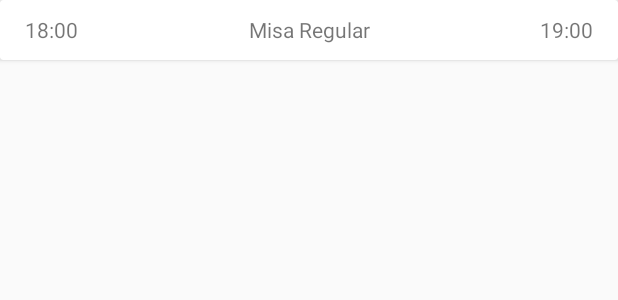
After one commit to phyros1407/Parroquia, an Android app: the layout horarios_lista.xml on its own in the app's theme, with its tools: preview values and no code run, on a phone screen of 412 x 824 dp. The commit adds this screen. Shown: the top 300 px of the screen. Run offline under Robolectric (Android 15) with nearby library versions, the phone set to English and light mode, and no system bars; network calls fail.

Commit message:
commit 15

```diff
--- a/app/src/main/java/com/vfconsulting/barbieri/parroquia/Adapters/ActividadAdapter.java
+++ b/app/src/main/java/com/vfconsulting/barbieri/parroquia/Adapters/ActividadAdapter.java
@@ -1,6 +1,7 @@
 package com.vfconsulting.barbieri.parroquia.Adapters;
 
 import android.support.v7.widget.RecyclerView;
+import android.util.Log;
 import android.view.LayoutInflater;
 import android.view.View;
 import android.view.ViewGroup;
@@ -37,7 +38,12 @@ public class ActividadAdapter extends RecyclerView.Adapter<ActividadAdapter.MyVi
     }
 
     public ActividadAdapter(List<ActividadBean> listarActividades) {
+
+
         this.listarActividades = listarActividades;
+
+
+
     }
 
     @Override
--- a/app/src/main/java/com/vfconsulting/barbieri/parroquia/DetalleActivity.java
+++ b/app/src/main/java/com/vfconsulting/barbieri/parroquia/DetalleActivity.java
@@ -105,6 +105,8 @@ public class DetalleActivity extends Activity{
                         try {
                             Log.e("respuesta --->",response.toString());
 
+                            actividades.clear();
+
                             for (int i = 0; i < response.length(); i++) {
                                 JSONObject jsonObject = response.getJSONObject(i);
 
--- a/app/src/main/java/com/vfconsulting/barbieri/parroquia/EventosFragment.java
+++ b/app/src/main/java/com/vfconsulting/barbieri/parroquia/EventosFragment.java
@@ -98,6 +98,9 @@ public class EventosFragment extends Fragment {
                     public void onResponse(JSONArray response) {
                         try {
 
+                            listaEventos.clear();
+
+
                             for (int i = 0; i < response.length(); i++) {
                                 JSONObject jsonObject = response.getJSONObject(i);
 
--- a/app/src/main/res/layout/activity_main.xml
+++ b/app/src/main/res/layout/activity_main.xml
@@ -16,6 +16,10 @@
         <include
             layout="@layout/static_tabs"></include>
 
+        <View
+            android:layout_width="match_parent"
+            android:layout_height="2dp"/>
+
         <android.support.v4.view.ViewPager
             android:id="@+id/viewpager"
             android:layout_width="match_parent"
--- /dev/null
+++ b/app/src/main/res/layout/horarios_lista.xml
@@ -0,0 +1,36 @@
+<android.support.v7.widget.CardView
+    android:layout_height="40dp"
+    android:layout_width="match_parent"
+    android:elevation="@dimen/elevacion_card"
+    xmlns:android="http://schemas.android.com/apk/res/android" >
+
+    <LinearLayout
+        android:orientation="horizontal"
+        android:layout_width="match_parent"
+        android:layout_height="match_parent">
+
+        <TextView
+            android:id="@+id/inicio_misa"
+            android:layout_width="0dp"
+            android:layout_weight="1"
+            android:layout_height="match_parent"
+            android:gravity="center_vertical|center_horizontal"
+            android:text="18:00"/>
+        <TextView
+            android:id="@+id/tipo_misa"
+            android:layout_width="0dp"
+            android:layout_weight="4"
+            android:gravity="center_vertical|center_horizontal"
+            android:layout_height="match_parent"
+            android:text="Misa Regular"/>
+        <TextView
+            android:id="@+id/fin_misa"
+            android:layout_width="0dp"
+            android:layout_weight="1"
+            android:gravity="center_vertical|center_horizontal"
+            android:layout_height="match_parent"
+            android:text="19:00"/>
+
+    </LinearLayout>
+
+</android.support.v7.widget.CardView>
```
Also changed, not shown: app/src/main/java/com/vfconsulting/barbieri/parroquia/Adapters/TabAdapter.java (added, +36 -0 lines), app/src/main/java/com/vfconsulting/barbieri/parroquia/MainActivity.java (+22 -39 lines), app/src/main/java/com/vfconsulting/barbieri/parroquia/MapaFragment.java (+4 -11 lines), app/src/main/java/com/vfconsulting/barbieri/parroquia/MisasFragment.java (+9 -2 lines), app/src/main/res/layout/static_tabs.xml (+12 -4 lines).
